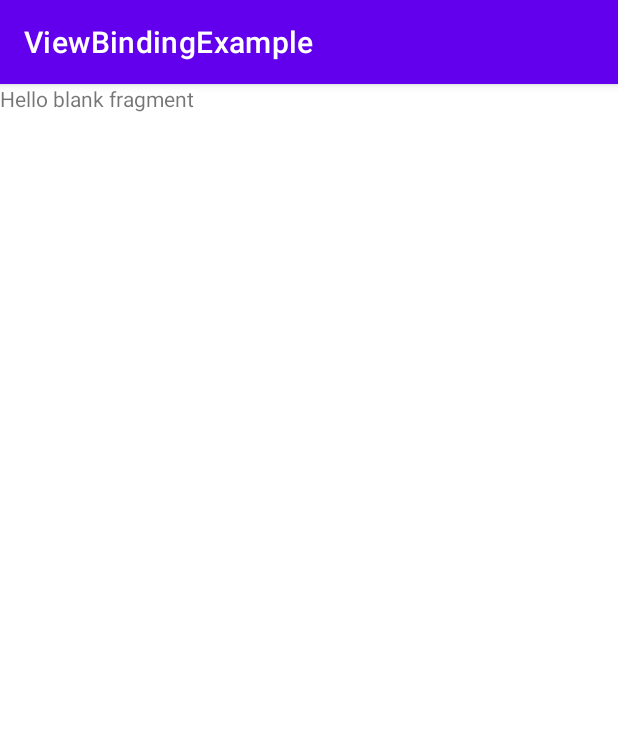
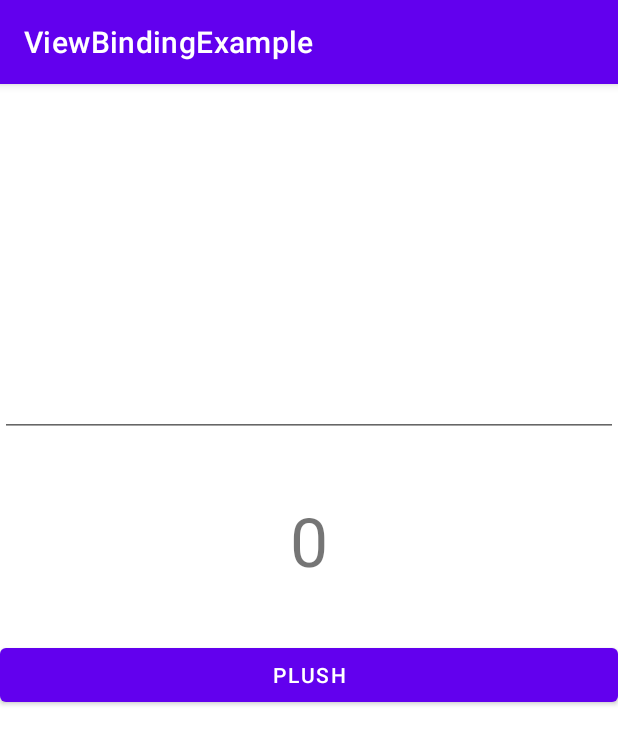
Before and after one commit to biplane1989/ViewBindingExample, an Android app: the BindingAdapterFragment screen opened through its navigation route, on a phone screen of 412 x 824 dp. Shown: the top 745 px of the screen. Run offline under Robolectric (Android 15) with nearby library versions, the phone set to English and light mode, and no system bars; our stand-ins replace data binding; 4 statements that could not run were skipped.

Commit message:
update 12_22

```diff
--- a/app/src/main/java/com/example/viewbindingexample/MainActivity.kt
+++ b/app/src/main/java/com/example/viewbindingexample/MainActivity.kt
@@ -2,6 +2,7 @@ package com.example.viewbindingexample
 
 import androidx.appcompat.app.AppCompatActivity
 import android.os.Bundle
+import android.view.View
 
 class MainActivity : AppCompatActivity() {
 
--- a/app/src/main/java/com/example/viewbindingexample/bindingadapter/BindingAdapterFragment.kt
+++ b/app/src/main/java/com/example/viewbindingexample/bindingadapter/BindingAdapterFragment.kt
@@ -5,52 +5,34 @@ import androidx.fragment.app.Fragment
 import android.view.LayoutInflater
 import android.view.View
 import android.view.ViewGroup
+import androidx.fragment.app.viewModels
+import androidx.lifecycle.ViewModelProviders
 import com.example.viewbindingexample.R
+import com.example.viewbindingexample.databinding.FragmentBindingAdapterBinding
+import com.example.viewbindingexample.databinding.FragmentDataBindingBinding
 
-// TODO: Rename parameter arguments, choose names that match
-// the fragment initialization parameters, e.g. ARG_ITEM_NUMBER
-private const val ARG_PARAM1 = "param1"
-private const val ARG_PARAM2 = "param2"
+class BindingAdapterFragment : Fragment() {
 
-/**
- * A simple [Fragment] subclass.
- * Use the [BindingAdapterFragment.newInstance] factory method to
- * create an instance of this fragment.
- */
-class BindingAdapterFragment : Fragment() {
-    // TODO: Rename and change types of parameters
-    private var param1: String? = null
-    private var param2: String? = null
+    private var _binding: FragmentBindingAdapterBinding? = null
 
-    override fun onCreate(savedInstanceState: Bundle?) {
-        super.onCreate(savedInstanceState)
-        arguments?.let {
-            param1 = it.getString(ARG_PARAM1)
-            param2 = it.getString(ARG_PARAM2)
-        }
+    private val binding get() = _binding!!
+    private val bindingViewModel: BindingViewModel by viewModels()
+
+    override fun onCreateView(inflater: LayoutInflater, container: ViewGroup?, savedInstanceState: Bundle?): View? {
+        _binding = FragmentBindingAdapterBinding.inflate(inflater, container, false)
+        binding.lifecycleOwner = viewLifecycleOwner
+        binding.data = bindingViewModel
+        return binding.root
     }
 
-    override fun onCreateView(inflater: LayoutInflater, container: ViewGroup?, savedInstanceState: Bundle?): View? {
-        // Inflate the layout for this fragment
-        return inflater.inflate(R.layout.fragment_binding_adapter, container, false)
+    override fun onViewCreated(view: View, savedInstanceState: Bundle?) {
+        super.onViewCreated(view, savedInstanceState)
+
+//        binding.ivBinding.setBackgroundColor()
     }
 
-    companion object {
-        /**
-         * Use this factory method to create a new instance of
-         * this fragment using the provided parameters.
-         *
-         * @param param1 Parameter 1.
-         * @param param2 Parameter 2.
-         * @return A new instance of fragment BindingAdapterFragment.
-         */
-        // TODO: Rename and change types and number of parameters
-        @JvmStatic
-        fun newInstance(param1: String, param2: String) = BindingAdapterFragment().apply {
-            arguments = Bundle().apply {
-                putString(ARG_PARAM1, param1)
-                putString(ARG_PARAM2, param2)
-            }
-        }
+    override fun onDestroyView() {
+        super.onDestroyView()
+        _binding = null
     }
 }
--- /dev/null
+++ b/app/src/main/java/com/example/viewbindingexample/bindingadapter/BindingViewModel.kt
@@ -0,0 +1,43 @@
+package com.example.viewbindingexample.bindingadapter
+
+import android.util.Log
+import androidx.databinding.InverseMethod
+import androidx.lifecycle.LiveData
+import androidx.lifecycle.MutableLiveData
+import androidx.lifecycle.ViewModel
+import androidx.lifecycle.viewModelScope
+import kotlinx.coroutines.delay
+import kotlinx.coroutines.launch
+
+class BindingViewModel : ViewModel() {
+
+    private val _title = MutableLiveData<String>()
+    private val _count = MutableLiveData<Int>()
+
+    var title: MutableLiveData<String> = MutableLiveData<String>()
+        get() {
+            return field
+        }
+        set(value) {
+            Log.d("TAG", ": set livedata : ")
+            field = value
+        }
+
+    val count: LiveData<Int> get() = _count
+
+    fun onclick() {
+        _title.value = "orange"
+        _count.value = (_count.value ?: 0) + 1
+    }
+
+//    init {
+//        viewModelScope.launch {
+//            while (true) {
+//                delay(1000)
+//                _title.value = "orange"
+//                _count.value = (_count.value ?: 0) + 1
+//            }
+//        }
+//    }
+
+}
--- a/app/src/main/res/layout/fragment_binding_adapter.xml
+++ b/app/src/main/res/layout/fragment_binding_adapter.xml
@@ -1,14 +1,75 @@
 <?xml version="1.0" encoding="utf-8"?>
-<FrameLayout xmlns:android="http://schemas.android.com/apk/res/android"
-    xmlns:tools="http://schemas.android.com/tools"
-    android:layout_width="match_parent"
-    android:layout_height="match_parent"
-    tools:context=".bindingadapter.BindingAdapterFragment">
+<layout xmlns:android="http://schemas.android.com/apk/res/android"
+    xmlns:app="http://schemas.android.com/apk/res-auto"
+    xmlns:tools="http://schemas.android.com/tools">
 
-    <!-- TODO: Update blank fragment layout -->
-    <TextView
+    <data>
+
+        <import type="android.R" />
+
+        <variable
+            name="data"
+            type="com.example.viewbindingexample.bindingadapter.BindingViewModel" />
+    </data>
+
+    <androidx.constraintlayout.widget.ConstraintLayout
         android:layout_width="match_parent"
         android:layout_height="match_parent"
-        android:text="@string/hello_blank_fragment" />
+        tools:context=".databinding.DataBindingFragment">
 
-</FrameLayout>
+        <TextView
+            android:id="@+id/tv_title"
+            android:layout_width="match_parent"
+            android:layout_height="wrap_content"
+            android:layout_marginTop="100dp"
+            android:gravity="center"
+            android:text="@{data.title}"
+            android:textSize="35sp"
+            app:layout_constraintTop_toTopOf="parent" />
+
+        <EditText
+            android:id="@+id/edt_title"
+            android:layout_width="match_parent"
+            android:layout_height="wrap_content"
+            android:layout_marginTop="20dp"
+            android:gravity="center"
+            android:text="@={data.title}"
+            android:textSize="35sp"
+            app:layout_constraintTop_toBottomOf="@id/tv_title" />
+
+        <TextView
+            android:id="@+id/tv_count"
+            textColor="@{data.count}"
+            viewLog="@{data.count}"
+            android:layout_width="match_parent"
+            android:layout_height="wrap_content"
+            android:layout_marginBottom="35dp"
+            android:gravity="center"
+            android:hint="0"
+            android:text="@{Integer.toString(data.count)}"
+            android:textSize="45sp"
+            app:layout_constraintBottom_toTopOf="@id/btn_binding" />
+
+        <Button
+            android:id="@+id/btn_binding"
+            android:layout_width="match_parent"
+            android:layout_height="wrap_content"
+            android:layout_marginTop="20dp"
+            android:onClick="@{() -> data.onclick()}"
+            android:text="plush"
+            app:layout_constraintBottom_toBottomOf="parent"
+            app:layout_constraintTop_toTopOf="parent" />
+
+        <ImageView
+            android:id="@+id/iv_binding"
+            android:layout_width="150dp"
+            android:layout_height="150dp"
+            android:layout_marginTop="30dp"
+            android:tomato="@{context.getColor(data.count > 5 ? R.color.holo_red_dark : R.color.holo_green_light)}"
+            app:layout_constraintEnd_toEndOf="parent"
+            app:layout_constraintStart_toStartOf="parent"
+            app:layout_constraintTop_toBottomOf="@id/btn_binding" />
+
+
+    </androidx.constraintlayout.widget.ConstraintLayout>
+</layout>
```
Also changed, not shown: app/src/main/java/com/example/viewbindingexample/bindingadapter/BindingAdapter.kt (added, +35 -0 lines), app/src/main/java/com/example/viewbindingexample/bindingadapter/BindingMethod.kt (added, +8 -0 lines), app/src/main/java/com/example/viewbindingexample/databinding/DataBindingFragment.kt (+22 -39 lines), app/src/main/java/com/example/viewbindingexample/databinding/MyObservable.kt (added, +25 -0 lines), app/src/main/java/com/example/viewbindingexample/databinding/ObservableData.kt (deleted, +0 -9 lines), app/src/main/java/com/example/viewbindingexample/databinding/ObservableViewModel.kt (added, +30 -0 lines), app/src/main/res/layout/fragment_data_binding.xml (+41 -11 lines).
